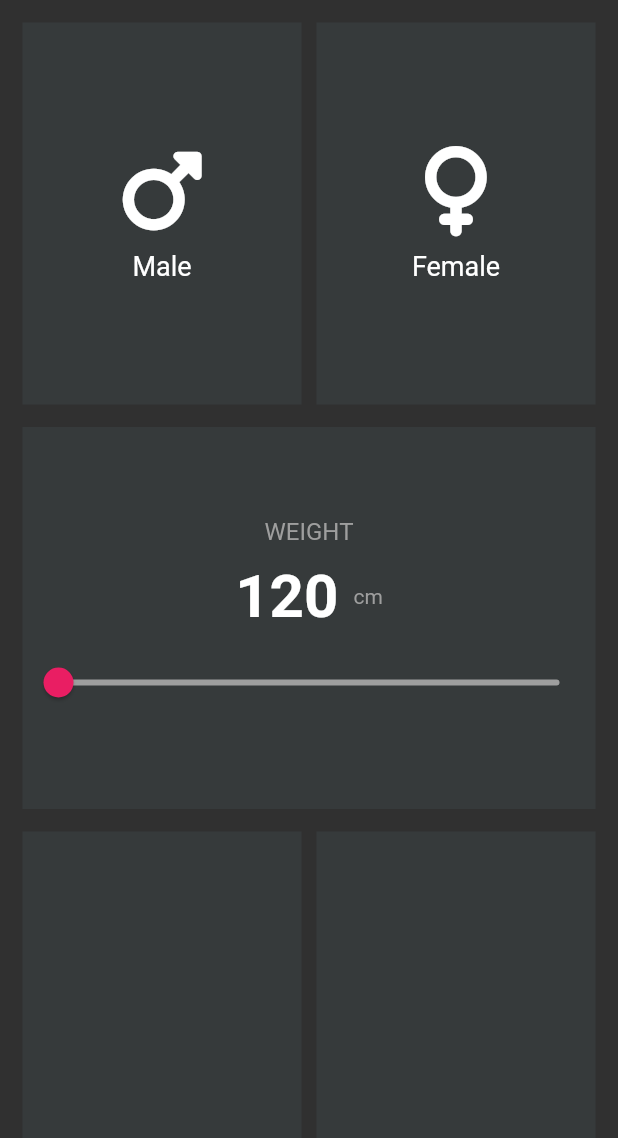
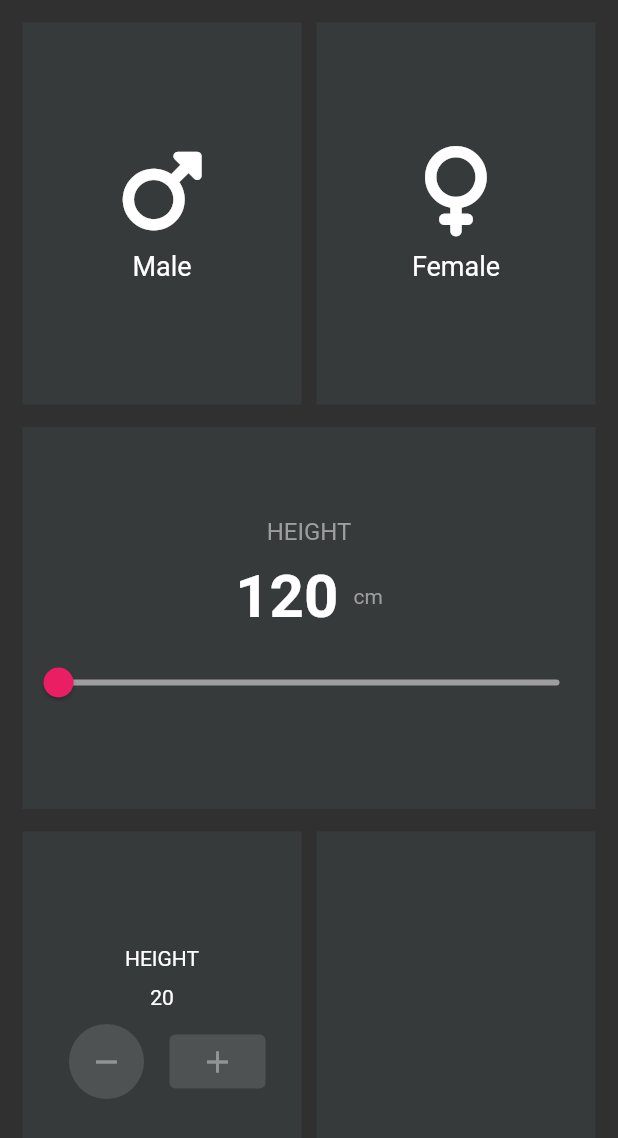
Before and after one commit to sammyodiagbe/bmi_calculator, a Flutter app: the screen it shows after launch, on a phone screen of 412 x 824 dp. Shown: the top 1138 px of the screen. Run offline on Flutter 3.47's test engine with Material 2 defaults, Android fonts, the phone set to English and light mode, and no system bars; our stand-ins replace font_awesome_flutter.

Commit message:
finishing yp the main page

```diff
--- a/lib/bmi.dart
+++ b/lib/bmi.dart
@@ -113,7 +113,7 @@ class BMIState extends State<BMI> {
                       mainAxisAlignment: MainAxisAlignment.center,
                       children: [
                         Text(
-                          'WEIGHT',
+                          'HEIGHT',
                           style: textTitleStyle,
                         ),
                         SizedBox(height: 10),
@@ -161,6 +161,33 @@ class BMIState extends State<BMI> {
                   children: [
                     Expanded(
                       child: Container(
+                        child: Column(
+                          mainAxisAlignment: MainAxisAlignment.center,
+                          children: [
+                            Text('HEIGHT'),
+                            SizedBox(height: 10),
+                            Text('20'),
+                            SizedBox(height: 10),
+                            Row(
+                              mainAxisAlignment: MainAxisAlignment.center,
+                              children: [
+                                ElevatedButton(
+                                  onPressed: null,
+                                  style: ElevatedButton.styleFrom(
+                                    shape: CircleBorder(),
+                                    fixedSize: Size(50, 50),
+                                  ),
+                                  child: Icon(Icons.remove),
+                                ),
+                                SizedBox(width: 10),
+                                ElevatedButton(
+                                  onPressed: null,
+                                  child: Icon(Icons.add),
+                                ),
+                              ],
+                            )
+                          ],
+                        ),
                         decoration: BoxDecoration(
                           color: defaultBackgroundColor,
                         ),
```
